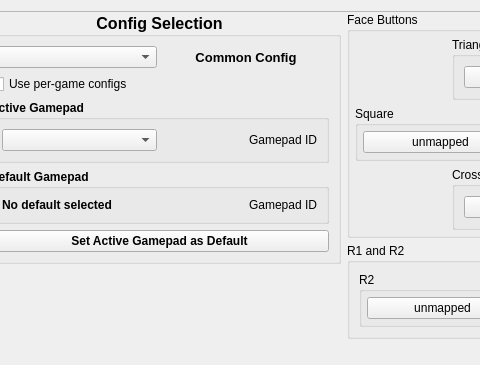
Above: src/qt_gui/control_settings.ui from shadps4-emu/shadPS4 before the change; both pictures show x 403 to 883 and y 0 to 365 of the 1124 by 847 pixel window. Below: the same form after it.
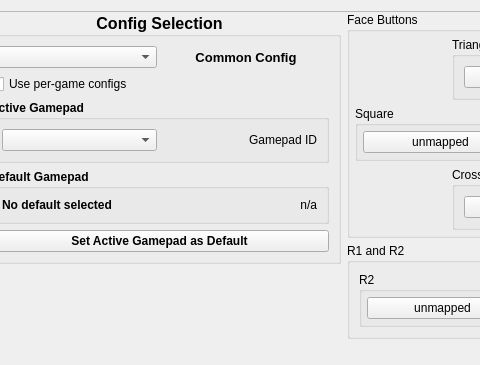
That is the form after the change. Icons and pictures are not drawn.

Commit message: Populate the default controller labels

What changed in the file:
```diff
--- a/src/qt_gui/control_settings.ui
+++ b/src/qt_gui/control_settings.ui
@@ -735,7 +735,7 @@
                    </font>
                   </property>
                   <property name="text">
-                   <string>Gamepad ID</string>
+                   <string>n/a</string>
                   </property>
                   <property name="alignment">
                    <set>Qt::AlignmentFlag::AlignRight|Qt::AlignmentFlag::AlignTrailing|Qt::AlignmentFlag::AlignVCenter</set>
```
The commit also changes 2 other files.
